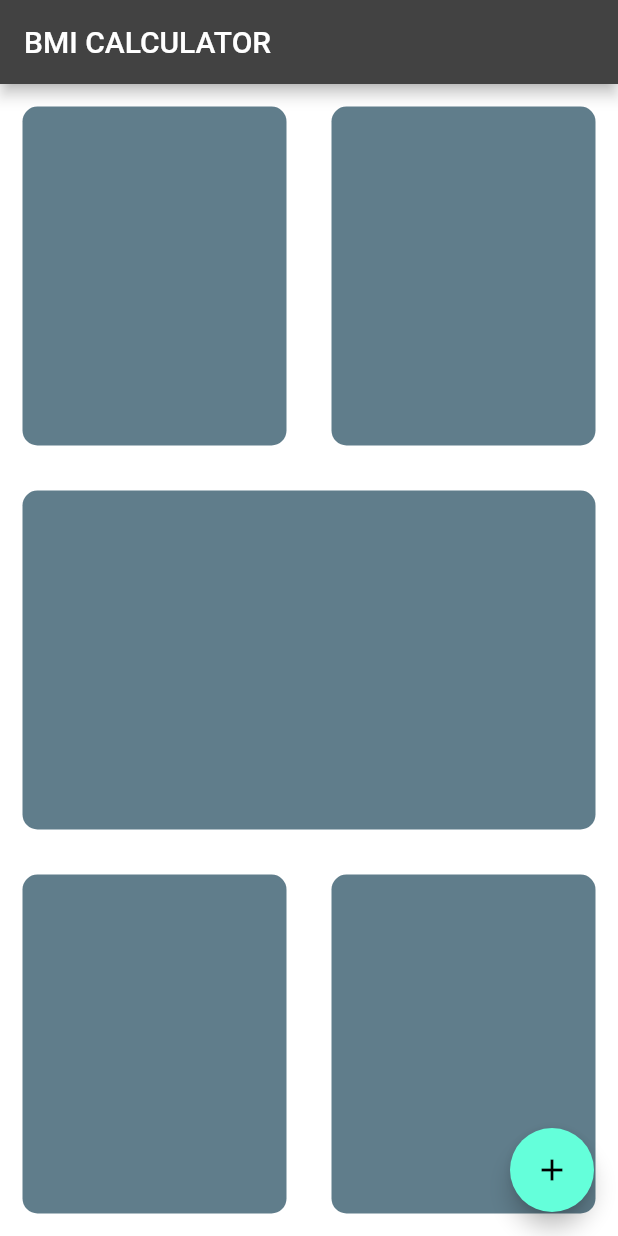
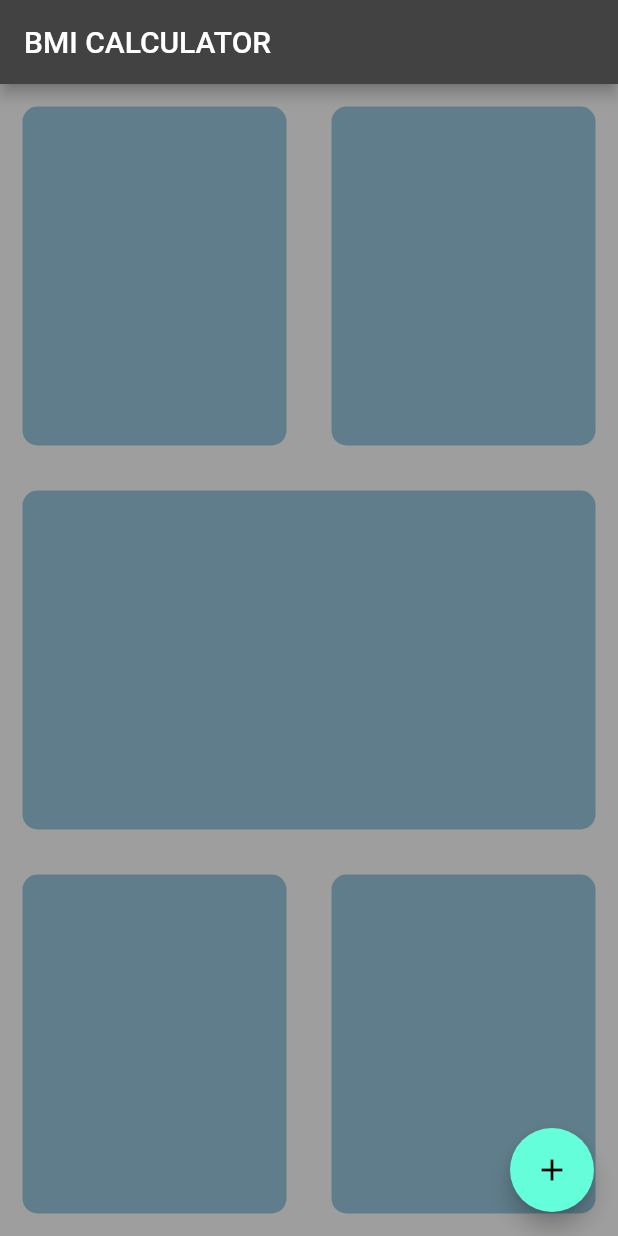
Before and after one commit to Shaistafareed/flutter-projects, a Flutter app: the screen it shows after launch, on a phone screen of 412 x 824 dp. Run offline on Flutter 3.47's test engine with Material 2 defaults, Android fonts, the phone set to English and light mode, and no system bars.

Commit message:
color change

```diff
--- a/bmi/lib/main.dart
+++ b/bmi/lib/main.dart
@@ -10,10 +10,10 @@ class BMICalculator extends StatelessWidget {
       debugShowCheckedModeBanner: false,
       home: InputPage(),
       theme: ThemeData.dark().copyWith(
-          primaryColor: Colors.white,
-          scaffoldBackgroundColor: Colors.white,
+          primaryColor: Colors.black38,
+          scaffoldBackgroundColor: Colors.black38,
           textTheme: TextTheme(
-              bodyText1:TextStyle(color:Colors.black87))
+              bodyText1:TextStyle(color:Colors.black))
       ),
     );
   }
```
